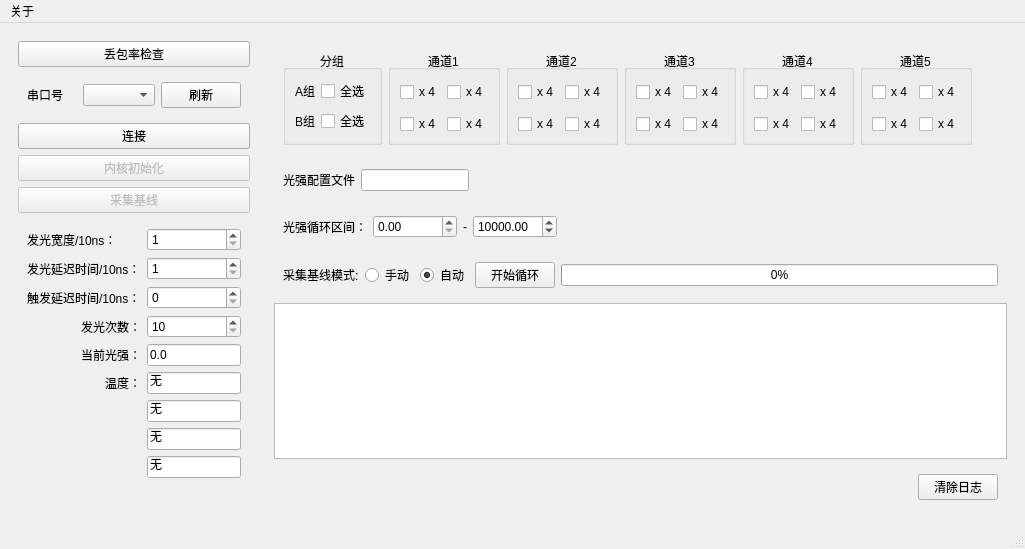
Qt form mainwindow.ui (MrXiaomao/LEDControl2) before a commit.
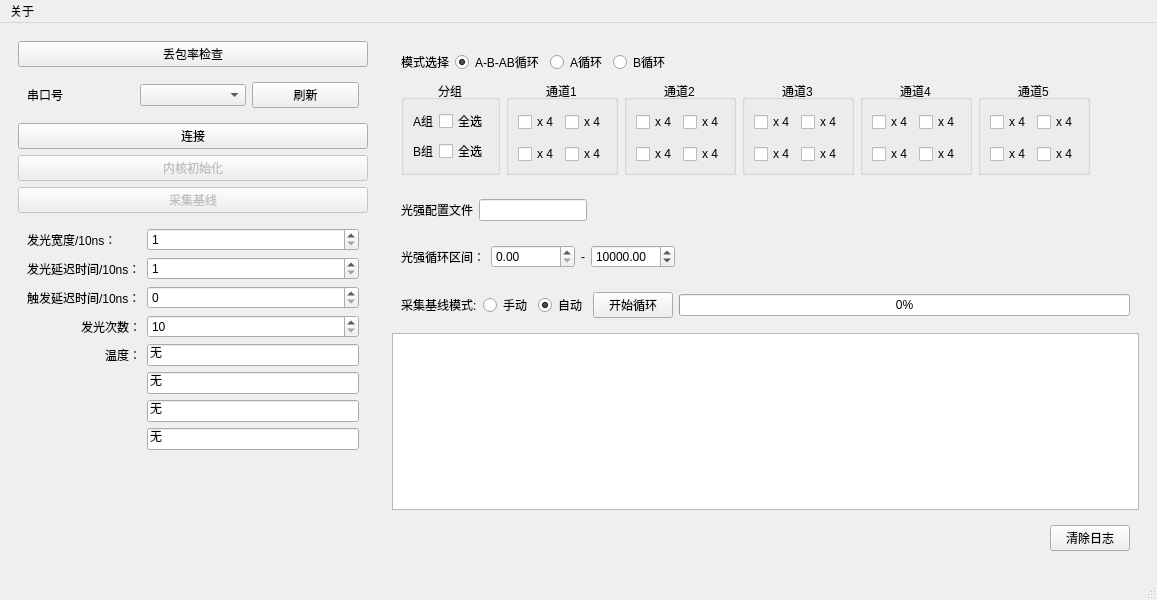
The same form after that commit.

```diff
--- a/mainwindow.ui
+++ b/mainwindow.ui
@@ -6,8 +6,8 @@
    <rect>
     <x>0</x>
     <y>0</y>
-    <width>1025</width>
-    <height>549</height>
+    <width>1157</width>
+    <height>600</height>
    </rect>
   </property>
   <property name="windowTitle">
@@ -94,7 +94,14 @@
             </property>
            </widget>
           </item>
-          <item row="5" column="1">
+          <item row="2" column="0">
+           <widget class="QLabel" name="label_5">
+            <property name="text">
+             <string>触发延迟时间/10ns：</string>
+            </property>
+           </widget>
+          </item>
+          <item row="4" column="1">
            <widget class="QLineEdit" name="lineEdit_Temp1">
             <property name="enabled">
              <bool>true</bool>
@@ -123,23 +130,10 @@
             </property>
            </widget>
           </item>
-          <item row="5" column="0">
-           <widget class="QLabel" name="label_13">
+          <item row="6" column="1">
+           <widget class="QLineEdit" name="lineEdit_Temp3">
             <property name="text">
-             <string>温度：</string>
-            </property>
-            <property name="alignment">
-             <set>Qt::AlignRight|Qt::AlignTrailing|Qt::AlignVCenter</set>
-            </property>
-           </widget>
-          </item>
-          <item row="4" column="0">
-           <widget class="QLabel" name="label_12">
-            <property name="text">
-             <string>当前光强：</string>
-            </property>
-            <property name="alignment">
-             <set>Qt::AlignRight|Qt::AlignTrailing|Qt::AlignVCenter</set>
+             <string>无</string>
             </property>
            </widget>
           </item>
@@ -150,6 +144,56 @@
             </property>
            </widget>
           </item>
+          <item row="5" column="1">
+           <widget class="QLineEdit" name="lineEdit_Temp2">
+            <property name="text">
+             <string>无</string>
+            </property>
+           </widget>
+          </item>
+          <item row="7" column="1">
+           <widget class="QLineEdit" name="lineEdit_Temp4">
+            <property name="text">
+             <string>无</string>
+            </property>
+           </widget>
+          </item>
+          <item row="0" column="1">
+           <widget class="QSpinBox" name="spinBox_LEDWidth">
+            <property name="minimum">
+             <number>1</number>
+            </property>
+            <property name="maximum">
+             <number>655350</number>
+            </property>
+            <property name="singleStep">
+             <number>1</number>
+            </property>
+           </widget>
+          </item>
+          <item row="4" column="0">
+           <widget class="QLabel" name="label_13">
+            <property name="text">
+             <string>温度：</string>
+            </property>
+            <property name="alignment">
+             <set>Qt::AlignRight|Qt::AlignTrailing|Qt::AlignVCenter</set>
+            </property>
+           </widget>
+          </item>
+          <item row="1" column="1">
+           <widget class="QSpinBox" name="spinBox_lightDelayTime">
+            <property name="minimum">
+             <number>1</number>
+            </property>
+            <property name="maximum">
+             <number>10000000</number>
+            </property>
+            <property name="singleStep">
+             <number>1</number>
+            </property>
+           </widget>
+          </item>
           <item row="1" column="0">
            <widget class="QLabel" name="label_9">
             <property name="text">
@@ -157,39 +201,6 @@
             </property>
            </widget>
           </item>
-          <item row="2" column="0">
-           <widget class="QLabel" name="label_5">
-            <property name="text">
-             <string>触发延迟时间/10ns：</string>
-            </property>
-           </widget>
-          </item>
-          <item row="4" column="1">
-           <widget class="QLineEdit" name="lineEdit_LED_Intensity">
-            <property name="enabled">
-             <bool>true</bool>
-            </property>
-            <property name="text">
-             <string>0.0</string>
-            </property>
-            <property name="readOnly">
-             <bool>true</bool>
-            </property>
-           </widget>
-          </item>
-          <item row="1" column="1">
-           <widget class="QSpinBox" name="spinBox_lightDelayTime">
-            <property name="minimum">
-             <number>1</number>
-            </property>
-            <property name="maximum">
-             <number>10000000</number>
-            </property>
-            <property name="singleStep">
-             <number>1</number>
-            </property>
-           </widget>
-          </item>
           <item row="2" column="1">
            <widget class="QSpinBox" name="spinBox_TriggerDelayTime">
             <property name="maximum">
@@ -200,40 +211,6 @@
             </property>
            </widget>
           </item>
-          <item row="0" column="1">
-           <widget class="QSpinBox" name="spinBox_LEDWidth">
-            <property name="minimum">
-             <number>1</number>
-            </property>
-            <property name="maximum">
-             <number>655350</number>
-            </property>
-            <property name="singleStep">
-             <number>1</number>
-            </property>
-           </widget>
-          </item>
-          <item row="7" column="1">
-           <widget class="QLineEdit" name="lineEdit_Temp3">
-            <property name="text">
-             <string>无</string>
-            </property>
-           </widget>
-          </item>
-          <item row="6" column="1">
-           <widget class="QLineEdit" name="lineEdit_Temp2">
-            <property name="text">
-             <string>无</string>
-            </property>
-           </widget>
-          </item>
-          <item row="8" column="1">
-           <widget class="QLineEdit" name="lineEdit_Temp4">
-            <property name="text">
-             <string>无</string>
-            </property>
-           </widget>
-          </item>
          </layout>
         </widget>
        </item>
@@ -256,9 +233,65 @@
     <item>
      <widget class="QWidget" name="widget_8" native="true">
       <layout class="QVBoxLayout" name="verticalLayout_2">
+       <item>
+        <widget class="QWidget" name="widget_10" native="true">
+         <layout class="QHBoxLayout" name="horizontalLayout_8">
+          <property name="bottomMargin">
+           <number>0</number>
+          </property>
+          <item>
+           <widget class="QLabel" name="label_12">
+            <property name="text">
+             <string>模式选择</string>
+            </property>
+           </widget>
+          </item>
+          <item>
+           <widget class="QRadioButton" name="radio_LoopAB">
+            <property name="text">
+             <string>A-B-AB循环</string>
+            </property>
+            <property name="checked">
+             <bool>true</bool>
+            </property>
+           </widget>
+          </item>
+          <item>
+           <widget class="QRadioButton" name="radio_LoopA">
+            <property name="text">
+             <string>A循环</string>
+            </property>
+           </widget>
+          </item>
+          <item>
+           <widget class="QRadioButton" name="radio_LoopB">
+            <property name="text">
+             <string>B循环</string>
+            </property>
+           </widget>
+          </item>
+          <item>
+           <spacer name="horizontalSpacer_5">
+            <property name="orientation">
+             <enum>Qt::Horizontal</enum>
+            </property>
+            <property name="sizeHint" stdset="0">
+             <size>
+              <width>40</width>
+              <height>20</height>
+             </size>
+            </property>
+           </spacer>
+          </item>
+         </layout>
+        </widget>
+       </item>
        <item>
         <widget class="QWidget" name="widget_7" native="true">
          <layout class="QHBoxLayout" name="horizontalLayout_5">
+          <property name="topMargin">
+           <number>0</number>
+          </property>
           <item>
            <widget class="QGroupBox" name="groupBox_6">
             <property name="title">
@@ -744,8 +777,8 @@
     <rect>
      <x>0</x>
      <y>0</y>
-     <width>1025</width>
-     <height>24</height>
+     <width>1157</width>
+     <height>25</height>
     </rect>
    </property>
    <widget class="QMenu" name="menu">
```
